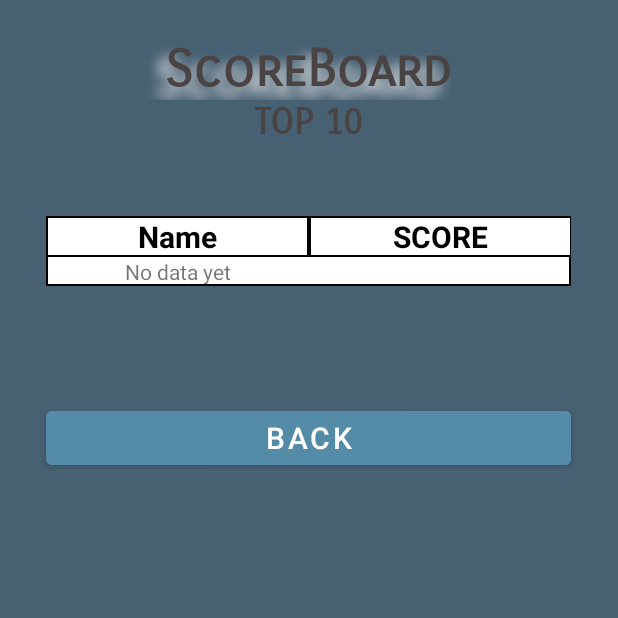
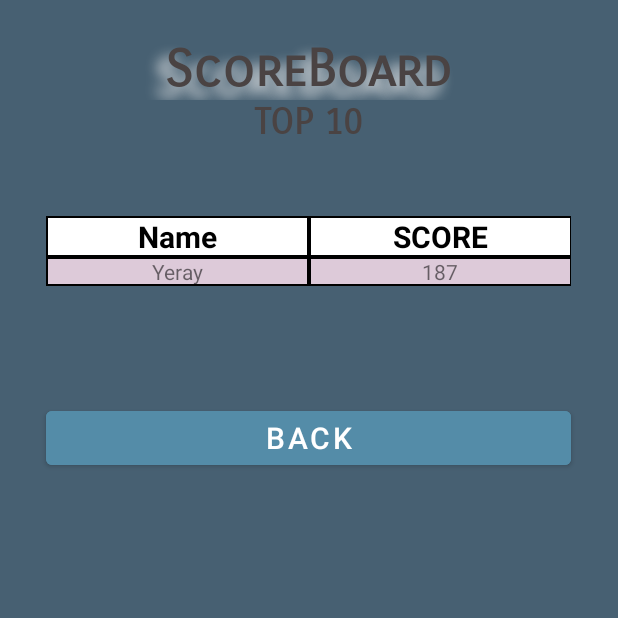
Before and after one commit to Arruza17/BuscaminasPMD, an Android app: the ScoreBoardScreen screen opened directly, with no data from a screen before it, on a phone screen of 412 x 824 dp, the top half of it. Run offline under Robolectric (Android 15) with nearby library versions, the phone set to English and light mode, and no system bars; Roboto replaces fonts that are not available here.

Commit message:
ScoreBoardScreen.java added

```diff
--- a/app/src/main/java/com/example/pufferfishminesweeper/ScoreBoardScreen.java
+++ b/app/src/main/java/com/example/pufferfishminesweeper/ScoreBoardScreen.java
@@ -54,7 +54,7 @@ public class ScoreBoardScreen extends AppCompatActivity {
         databasePufferFish.execSQL("CREATE TABLE IF NOT EXISTS " + TABLE_NAME + " (" + COLUM_NOMBRE + " VARCHAR, " + COLUM_PUNTUACION + " INTEGER)");
         Random rand = new Random();
         int randPuntuacion = rand.nextInt((255 - 0) + 1) + 0;
-        //databasePufferFish.execSQL("INSERT INTO " + TABLE_NAME + "(" + COLUM_NOMBRE + "," + COLUM_PUNTUACION + ")" + "VALUES ('Yeray'," + randPuntuacion + ")");
+        databasePufferFish.execSQL("INSERT INTO " + TABLE_NAME + "(" + COLUM_NOMBRE + "," + COLUM_PUNTUACION + ")" + "VALUES ('Yeray'," + randPuntuacion + ")");
         //Generate all the data
         generateData();
 
```
